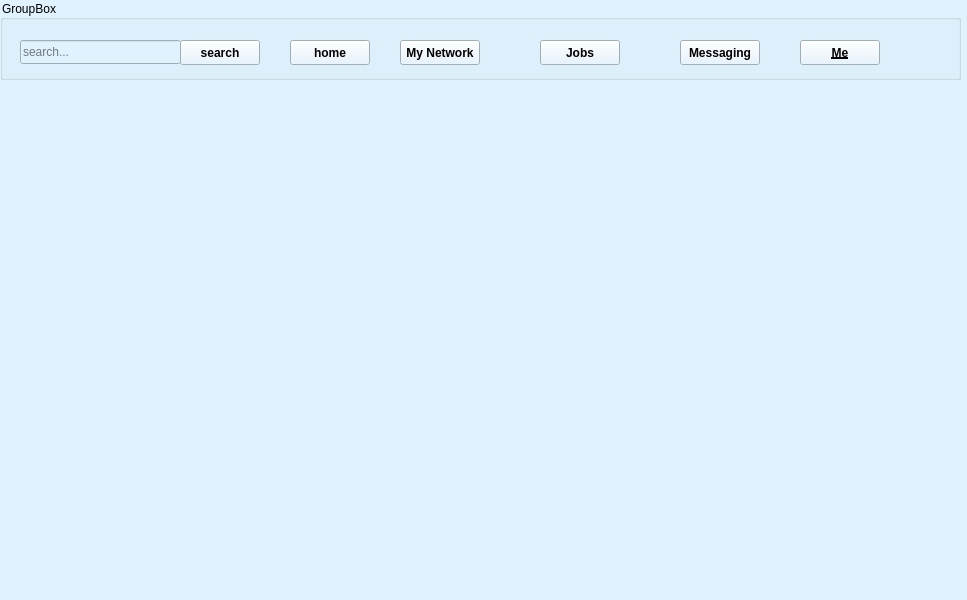
Old version of the form me.ui in the repository white-vessel/eyd-project.
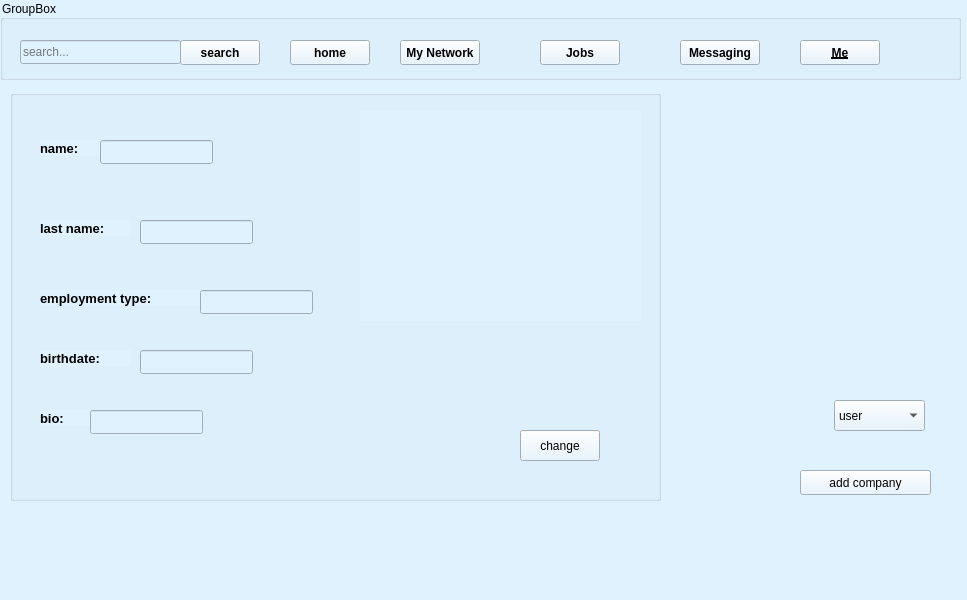
New version of the form. Icons and pictures are not drawn.

What changed in the file:
```diff
--- a/me.ui
+++ b/me.ui
@@ -169,6 +169,237 @@
      </property>
     </widget>
    </widget>
+   <widget class="QGroupBox" name="groupBox_2">
+    <property name="geometry">
+     <rect>
+      <x>10</x>
+      <y>90</y>
+      <width>651</width>
+      <height>411</height>
+     </rect>
+    </property>
+    <property name="title">
+     <string/>
+    </property>
+    <widget class="QLabel" name="label">
+     <property name="geometry">
+      <rect>
+       <x>30</x>
+       <y>50</y>
+       <width>61</width>
+       <height>16</height>
+      </rect>
+     </property>
+     <property name="font">
+      <font>
+       <pointsize>10</pointsize>
+       <weight>75</weight>
+       <bold>true</bold>
+      </font>
+     </property>
+     <property name="text">
+      <string>name:</string>
+     </property>
+    </widget>
+    <widget class="QLabel" name="label_2">
+     <property name="geometry">
+      <rect>
+       <x>30</x>
+       <y>130</y>
+       <width>91</width>
+       <height>16</height>
+      </rect>
+     </property>
+     <property name="font">
+      <font>
+       <pointsize>10</pointsize>
+       <weight>75</weight>
+       <bold>true</bold>
+      </font>
+     </property>
+     <property name="text">
+      <string>last name:</string>
+     </property>
+    </widget>
+    <widget class="QLabel" name="label_3">
+     <property name="geometry">
+      <rect>
+       <x>30</x>
+       <y>260</y>
+       <width>91</width>
+       <height>16</height>
+      </rect>
+     </property>
+     <property name="font">
+      <font>
+       <pointsize>10</pointsize>
+       <weight>75</weight>
+       <bold>true</bold>
+      </font>
+     </property>
+     <property name="text">
+      <string>birthdate:</string>
+     </property>
+    </widget>
+    <widget class="QLabel" name="label_4">
+     <property name="geometry">
+      <rect>
+       <x>30</x>
+       <y>320</y>
+       <width>55</width>
+       <height>16</height>
+      </rect>
+     </property>
+     <property name="font">
+      <font>
+       <pointsize>10</pointsize>
+       <weight>75</weight>
+       <bold>true</bold>
+      </font>
+     </property>
+     <property name="text">
+      <string>bio:</string>
+     </property>
+    </widget>
+    <widget class="QLabel" name="label_5">
+     <property name="geometry">
+      <rect>
+       <x>30</x>
+       <y>200</y>
+       <width>161</width>
+       <height>16</height>
+      </rect>
+     </property>
+     <property name="font">
+      <font>
+       <pointsize>10</pointsize>
+       <weight>75</weight>
+       <bold>true</bold>
+      </font>
+     </property>
+     <property name="text">
+      <string>employment type:</string>
+     </property>
+    </widget>
+    <widget class="QLineEdit" name="lineEdit_2">
+     <property name="geometry">
+      <rect>
+       <x>90</x>
+       <y>50</y>
+       <width>113</width>
+       <height>24</height>
+      </rect>
+     </property>
+    </widget>
+    <widget class="QLineEdit" name="lineEdit_3">
+     <property name="geometry">
+      <rect>
+       <x>130</x>
+       <y>130</y>
+       <width>113</width>
+       <height>24</height>
+      </rect>
+     </property>
+    </widget>
+    <widget class="QLineEdit" name="lineEdit_4">
+     <property name="geometry">
+      <rect>
+       <x>190</x>
+       <y>200</y>
+       <width>113</width>
+       <height>24</height>
+      </rect>
+     </property>
+    </widget>
+    <widget class="QLineEdit" name="lineEdit_5">
+     <property name="geometry">
+      <rect>
+       <x>130</x>
+       <y>260</y>
+       <width>113</width>
+       <height>24</height>
+      </rect>
+     </property>
+     <property name="frame">
+      <bool>true</bool>
+     </property>
+    </widget>
+    <widget class="QLineEdit" name="lineEdit_6">
+     <property name="geometry">
+      <rect>
+       <x>80</x>
+       <y>320</y>
+       <width>113</width>
+       <height>24</height>
+      </rect>
+     </property>
+     <property name="frame">
+      <bool>true</bool>
+     </property>
+    </widget>
+    <widget class="QLabel" name="label_6">
+     <property name="geometry">
+      <rect>
+       <x>350</x>
+       <y>20</y>
+       <width>281</width>
+       <height>211</height>
+      </rect>
+     </property>
+     <property name="styleSheet">
+      <string notr="true">border-image: url(:/new/prefix1/images.png);</string>
+     </property>
+     <property name="text">
+      <string/>
+     </property>
+    </widget>
+    <widget class="QPushButton" name="pushButton_6">
+     <property name="geometry">
+      <rect>
+       <x>510</x>
+       <y>340</y>
+       <width>80</width>
+       <height>31</height>
+      </rect>
+     </property>
+     <property name="text">
+      <string>change</string>
+     </property>
+    </widget>
+   </widget>
+   <widget class="QComboBox" name="comboBox">
+    <property name="geometry">
+     <rect>
+      <x>834</x>
+      <y>400</y>
+      <width>91</width>
+      <height>31</height>
+     </rect>
+    </property>
+    <item>
+     <property name="text">
+      <string>user</string>
+     </property>
+    </item>
+    <item>
+     <property name="text">
+      <string>company</string>
+     </property>
+    </item>
+   </widget>
+   <widget class="QPushButton" name="pushButton_7">
+    <property name="geometry">
+     <rect>
+      <x>800</x>
+      <y>470</y>
+      <width>131</width>
+      <height>25</height>
+     </rect>
+    </property>
+    <property name="text">
+     <string>add company</string>
+    </property>
+   </widget>
   </widget>
   <widget class="QMenuBar" name="menubar">
    <property name="geometry">
```
